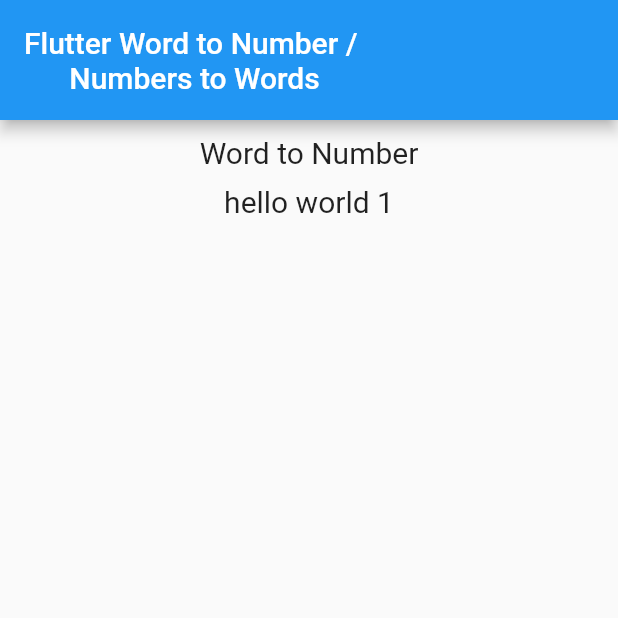
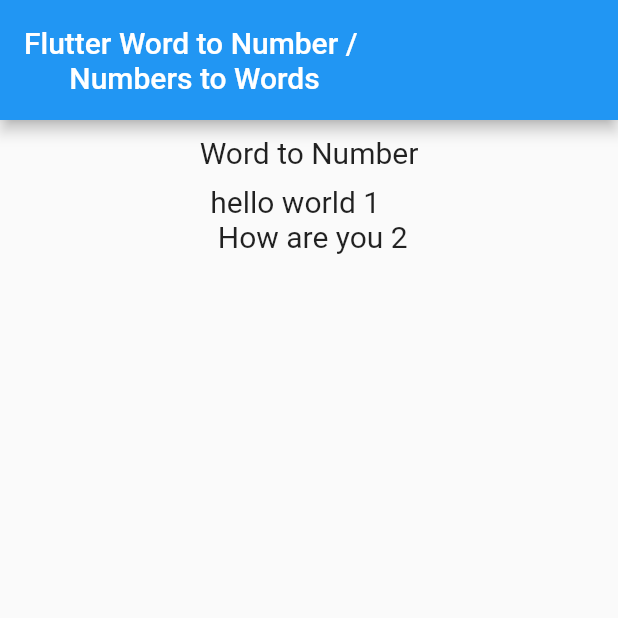
Before and after one commit to arsarsars1/words_numbers, a Flutter app: the screen it shows after launch, on a phone screen of 412 x 824 dp, the top half of it. Run offline on Flutter 3.47's test engine with Material 2 defaults, Android fonts, the phone set to English and light mode, and no system bars.

Commit message:
Null safety added

```diff
--- a/example/lib/main.dart
+++ b/example/lib/main.dart
@@ -20,7 +20,7 @@ class MyApp extends StatelessWidget {
 }
 
 class MyHomePage extends StatefulWidget {
-  MyHomePage({Key key, this.title}) : super(key: key);
+  MyHomePage({Key? key, required this.title}) : super(key: key);
   final String title;
 
   @override
@@ -28,7 +28,7 @@ class MyHomePage extends StatefulWidget {
 }
 
 class _MyHomePageState extends State<MyHomePage> {
-  final textNumber = "hello world one";
+  final textNumber = "hello world one \n How are you two";
   final numberText = "hello world 1234567";
   final number = 1234567;
 
--- a/example/pubspec.yaml
+++ b/example/pubspec.yaml
@@ -6,13 +6,13 @@ publish_to: 'none'
 version: 1.0.0+1
 
 environment:
-  sdk: ">=2.7.0 <3.0.0"
+  sdk: ">=2.12.0 <3.0.0"
 
 dependencies:
   flutter:
     sdk: flutter
 
-  cupertino_icons: ^1.0.0
+  cupertino_icons: ^1.0.5
   words_numbers:
     path: ..
 
```
Also changed, not shown: pubspec.yaml (+2 -37 lines), example/pubspec.lock, 7 other files.
